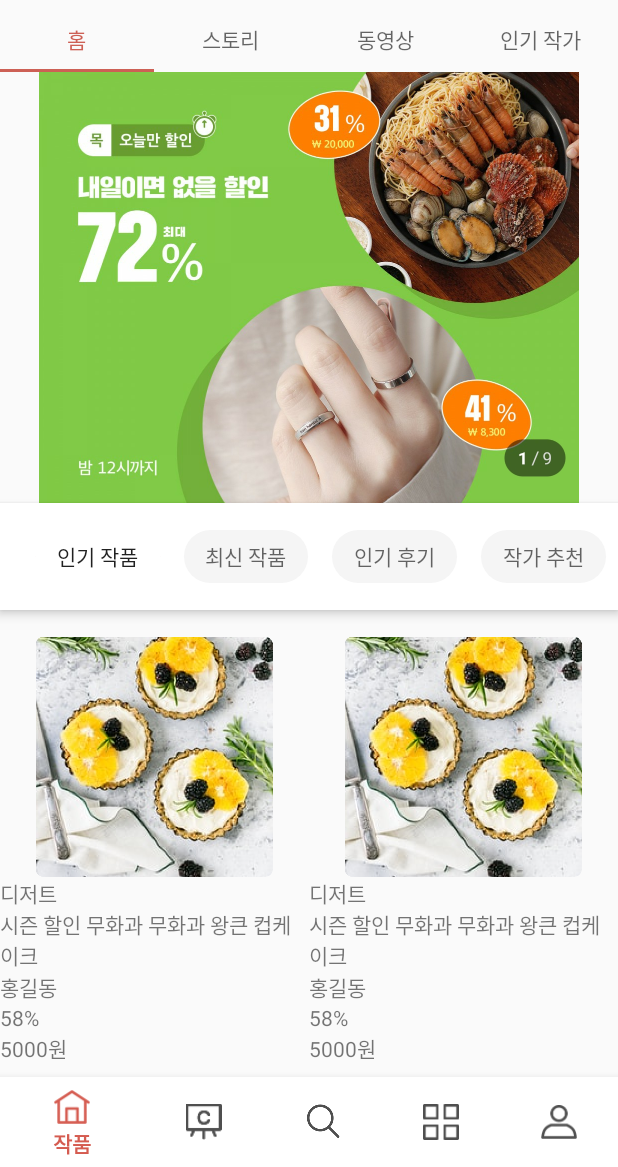
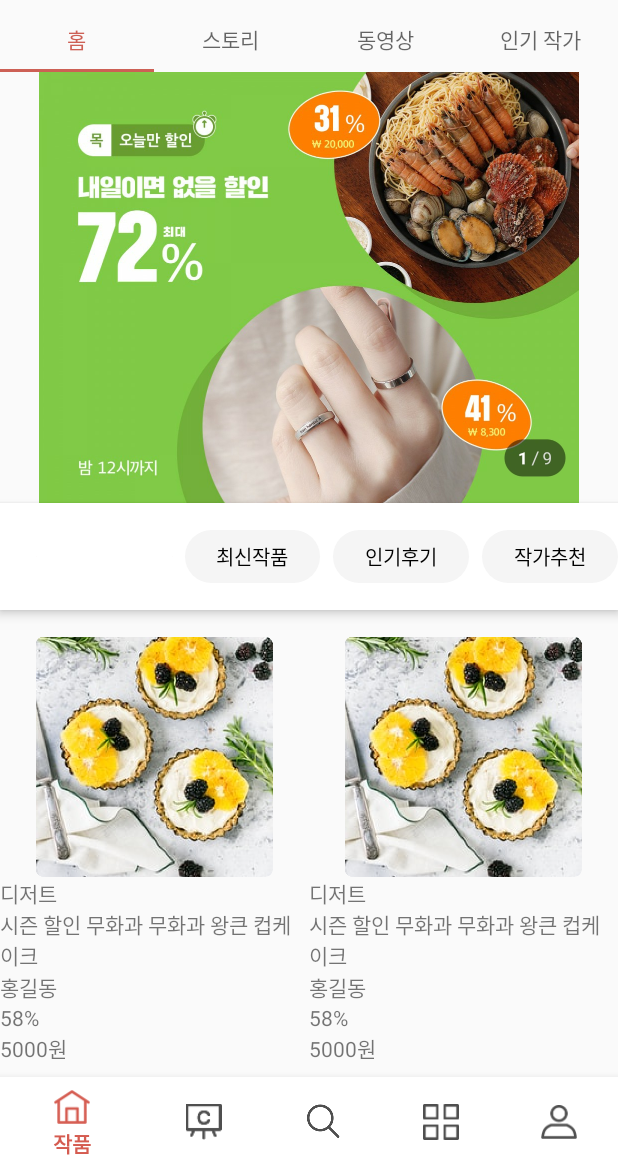
Before and after one commit to kimdahyee/sopt_27th-AndroidWithDesign, an Android app: the screen it shows after launch (MainActivity), on a phone screen of 412 x 824 dp, the part 69-1236 px from its top. Run offline under Robolectric (Android 15) with nearby library versions, the phone set to English and light mode, and no system bars.

Commit message:
탭 수정

```diff
--- a/app/src/main/java/com/example/androidwithdesign/HomeFragment.kt
+++ b/app/src/main/java/com/example/androidwithdesign/HomeFragment.kt
@@ -4,9 +4,11 @@ import android.os.Bundle
 import android.view.LayoutInflater
 import android.view.View
 import android.view.ViewGroup
+import android.widget.LinearLayout
 import androidx.fragment.app.Fragment
 import kotlinx.android.synthetic.main.fragment_home.*
 import kotlinx.android.synthetic.main.fragment_home.view.*
+
 
 class HomeFragment : Fragment() {
 
@@ -34,15 +36,14 @@ class HomeFragment : Fragment() {
         for (i in 0 until view.tabLayout.tabCount) {
             val tab = (view.tabLayout.getChildAt(0) as ViewGroup).getChildAt(i)
             val p = tab.layoutParams as ViewGroup.MarginLayoutParams
-            p.setMargins(Utils.dpToPx(8), 0, Utils.dpToPx(8), 0)
-            tab.requestLayout()
+            p.setMargins(Utils.dpToPx(9), 0, 0, 0)
         }
 
         view.tabLayout.apply{
-            getTabAt(0)?.text="인기 작품"
-            getTabAt(1)?.text="최신 작품"
-            getTabAt(2)?.text="인기 후기"
-            getTabAt(3)?.text="작가 추천"
+            getTabAt(0)?.text="인기작품"
+            getTabAt(1)?.text="최신작품"
+            getTabAt(2)?.text="인기후기"
+            getTabAt(3)?.text="작가추천"
         }
 
         return view
--- a/app/src/main/res/drawable/chip_outline.xml
+++ b/app/src/main/res/drawable/chip_outline.xml
@@ -2,10 +2,14 @@
 <shape xmlns:android="http://schemas.android.com/apk/res/android">
     <solid android:color="#F5F5F5"/>
 
+    <size
+        android:width="75dp"
+        android:height="35dp"/>
+
     <corners android:radius="20dp"/>
     <padding
-        android:left="16dp"
+        android:left="10dp"
         android:top="8dp"
-        android:right="8dp"
+        android:right="10dp"
         android:bottom="8dp"/>
 </shape>
--- a/app/src/main/res/drawable/chip_outline_selected.xml
+++ b/app/src/main/res/drawable/chip_outline_selected.xml
@@ -2,10 +2,13 @@
 <shape xmlns:android="http://schemas.android.com/apk/res/android">
     <solid android:color="#E97266"/>
 
+    <size
+        android:width="75dp"
+        android:height="35dp"/>
     <corners android:radius="20dp"/>
     <padding
-        android:left="0dp"
-        android:top="0dp"
-        android:right="0dp"
-        android:bottom="0dp"/>
+        android:left="10dp"
+        android:top="8dp"
+        android:right="10dp"
+        android:bottom="8dp"/>
 </shape>
--- a/app/src/main/res/values/styles.xml
+++ b/app/src/main/res/values/styles.xml
@@ -9,6 +9,12 @@
     <style name="ChipTabLayout" parent="Widget.Design.TabLayout">
         <item name="tabIndicatorColor">@android:color/transparent</item>
         <item name="tabBackground">@drawable/selector_tab</item>
-        <item name="tabSelectedTextColor">?android:textColorPrimary</item>
+        <item name="tabSelectedTextColor">#ffffff</item>
+        <item name="tabTextAppearance">@style/MyCustomTabTextAppearance</item>
+    </style>
+
+    <style name="MyCustomTabTextAppearance" parent="TextAppearance.Design.Tab">
+        <item name="android:textSize">13sp</item>
+        <item name="android:textColor">#000000</item>
     </style>
 </resources>
```
